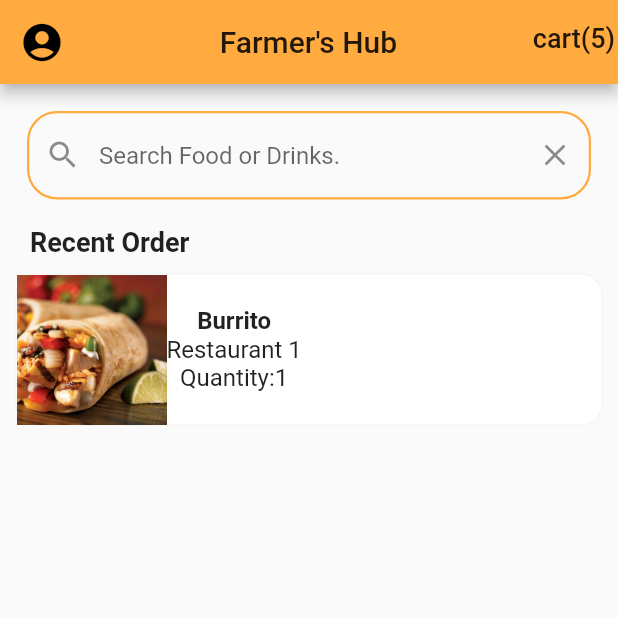
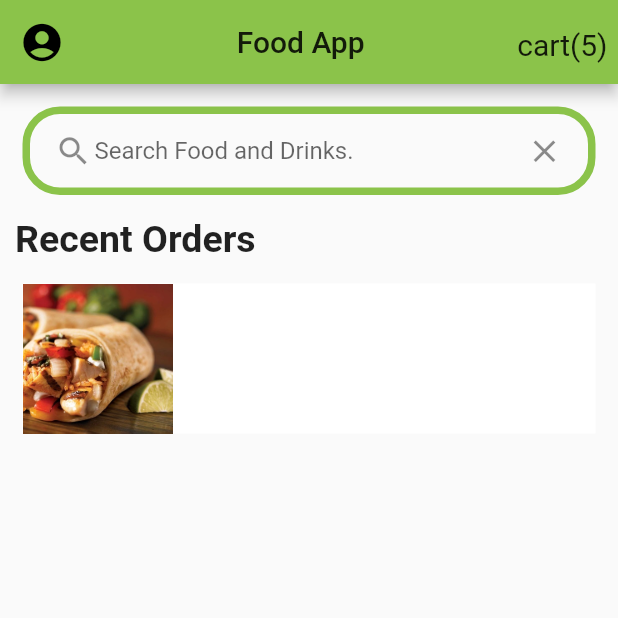
Before and after one commit to kalind7/farmers_hub, a Flutter app: the screen it shows after launch, on a phone screen of 412 x 824 dp, the top half of it. Run offline on Flutter 3.47's test engine with Material 2 defaults, Android fonts, the phone set to English and light mode, and no system bars.

Commit message:
new changes in ui

```diff
--- a/lib/main.dart
+++ b/lib/main.dart
@@ -10,67 +10,12 @@ class MyApp extends StatelessWidget {
   Widget build(BuildContext context) {
     return MaterialApp(
       debugShowCheckedModeBanner: false,
+      //title: 'Food App',
       theme: ThemeData(
-       primaryColor: Colors.orangeAccent,
         scaffoldBackgroundColor: Colors.grey[50],
+        primaryColor: Colors.lightGreen,
       ),
       home: HomeScreen(),
     );
   }
 }
-
-// class MyHomePage extends StatefulWidget {
-//   MyHomePage({Key key, this.title}) : super(key: key);
-//   final String title;
-//
-//   @override
-//   _MyHomePageState createState() => _MyHomePageState();
-// }
-//
-// class _MyHomePageState extends State<MyHomePage> {
-//   @override
-//   Widget build(BuildContext context) {
-//     return Scaffold(
-//       appBar: AppBar(
-//         centerTitle: true,
-//         title: Text(widget.title, style: TextStyle(color: Colors.black87)),
-//         backgroundColor: Colors.grey[50],
-//         elevation: 0,
-//       ),
-//       body: Column(
-//         children: [
-//           SingleChildScrollView(
-//             scrollDirection: Axis.horizontal,
-//             child: SizedBox(
-//               height: 200,
-//               width: MediaQuery.of(context).size.width,
-//               child: ListView.builder(
-//                 scrollDirection: Axis.horizontal,
-//                 itemCount: 4,
-//                 itemBuilder: (context, index){
-//                   return Container(
-//                     height: 200,
-//                     width: MediaQuery.of(context).size.width,
-//                     child: Center(
-//                       // yo chai paxi images le replace garni from database
-//                       child: Text("Food Image "+ index.toString()),
-//                     )
-//                   );
-//                 },
-//               ),
-//             ),
-//           ),
-//           TextField(
-//             controller: TextEditingController(),
-//             decoration: InputDecoration(
-//               hintText: "Search your favourite food item",
-//               prefixIcon: Icon(Icons.search),
-//               border: InputBorder.none,
-//             ),
-//             keyboardType: TextInputType.text,
-//           )
-//         ],
-//       ),
-//     );
-//   }
-// }
--- a/lib/screens/home_screen.dart
+++ b/lib/screens/home_screen.dart
@@ -1,5 +1,5 @@
 import 'package:farmers_hub/datas/data_all.dart';
-import 'package:farmers_hub/widgets/recent_order.dart';
+import 'package:farmers_hub/widgets/recent_orders.dart';
 import 'package:flutter/material.dart';
 
 class HomeScreen extends StatefulWidget {
@@ -14,45 +14,46 @@ class _HomeScreenState extends State<HomeScreen> {
       appBar: AppBar(
         leading: IconButton(
           onPressed: (){},
-          iconSize: 30,
+          iconSize: 30.0,
           icon: Icon(Icons.account_circle),
         ),
-        title: Center(child: Text('Farmer\'s Hub')),
-        actions: <Widget>[
+        title: Center(child: Text('Food App')),
 
+        actions: [
           GestureDetector(
             onTap: (){},
             child: Padding(
-                padding: EdgeInsets.only( top: 15, right: 2),
-                child: Text('cart(${currentUser.cart.length})',
-                  style: TextStyle(fontSize:18.0, fontWeight: FontWeight.w500 ),
-
-                ),
+              padding: EdgeInsets.only(top: 18, right: 7),
+              child: Text('cart(${currentUser.cart.length})',
+                style: TextStyle(fontSize: 20.0),
+              ),
             ),
           ),
         ],
       ),
-      body:ListView(
+      body: ListView(
         children: [
-
           Padding(
-            padding: EdgeInsets.all(18),
+            padding: EdgeInsets.all(15.0),
             child: TextField(
               decoration: InputDecoration(
-                border: OutlineInputBorder(
-                  borderRadius: BorderRadius.circular(28),
-                ),
                 enabledBorder: OutlineInputBorder(
+                  borderRadius: BorderRadius.circular(25.0),
                   borderSide: BorderSide(
-                    width: 1.5,
+                    width: 5.0,
                     color: Theme.of(context).primaryColor,
                   ),
-                  borderRadius: BorderRadius.circular(20),
                 ),
-                hintText: 'Search Food or Drinks.',
-                prefixIcon: Icon(Icons.search),
-                suffixIcon: Icon(Icons.close),
-
+                contentPadding: EdgeInsets.all(20.0),
+                prefixIcon: Padding(
+                  padding: EdgeInsets.only(left:20.0),
+                  child: Icon(Icons.search, size: 25.0),
+                ),
+                hintText: 'Search Food and Drinks.',
+                suffixIcon: Padding(
+                  padding:EdgeInsets.only(right: 20.0),
+                  child: Icon(Icons.clear, size: 25.0,),
+                ),
               ),
             ),
           ),
@@ -60,9 +61,7 @@ class _HomeScreenState extends State<HomeScreen> {
           RecentOrder(),
 
         ],
-      ) ,
-
-
+      ),
 
     );
   }
--- a/lib/widgets/recent_order.dart
+++ /dev/null
@@ -1,62 +0,0 @@
-import 'package:farmers_hub/datas/data_all.dart';
-import 'package:farmers_hub/model/order.dart';
-import 'package:flutter/cupertino.dart';
-import 'package:flutter/material.dart';
-
-class RecentOrder extends StatelessWidget {
-  @override
-    dynamic _buildRecentOrder(Order order){
-        return Container(
-          margin: EdgeInsets.all(10),
-          width: 320,
-          decoration: BoxDecoration(
-            color: Colors.white,
-            borderRadius: BorderRadius.circular(15),
-            border: Border.all(width: 1.0, color: Colors.grey[100]),
-          ),
-          child: Row(
-            children: [
-              Image(
-                height: 100,
-                width: 100,
-                fit: BoxFit.cover,
-                image: AssetImage(order.foodItem.imageUrl),
-              ),
-              Column(
-                children: [
-                  Text(order.foodItem.foodName, style: TextStyle(fontSize: 16, fontWeight: FontWeight.bold),),
-                  Text(order.restaurant.restaurantName, style: TextStyle(fontSize: 16, fontWeight: FontWeight.w400),),
-                  Text('Quantity:${order.quantity.toString()}', style: TextStyle(fontSize: 16, fontWeight: FontWeight.w400),),
-                ],
-
-              ),
-
-            ],
-          ),
-        );
-  }
-  Widget build(BuildContext context) {
-    return Column(
-      crossAxisAlignment: CrossAxisAlignment.start,
-      children: [
-        Padding(
-          padding: EdgeInsets.only(left: 20),
-            child: Text('Recent Order', style: TextStyle(fontSize: 18, fontWeight: FontWeight.w600),)
-
-        ),
-        Container(
-          height: 120,
-
-          child: ListView.builder(
-              itemCount: currentUser.orders.length,
-              itemBuilder:(context,position){
-                Order order = currentUser.orders[position];
-
-                return _buildRecentOrder(order);
-              }
-          ),
-        )
-      ],
-    );
-  }
-}
--- /dev/null
+++ b/lib/widgets/recent_orders.dart
@@ -0,0 +1,51 @@
+import 'package:farmers_hub/datas/data_all.dart';
+import 'package:farmers_hub/model/order.dart';
+import 'package:flutter/material.dart';
+
+class RecentOrder extends StatelessWidget {
+  @override
+
+  _buildRecentOrders(Order order){
+    return Container(
+      margin: EdgeInsets.all(15.0),
+      width: 320,
+      decoration: BoxDecoration(
+        color: Colors.white,
+        //border: Border.all(width: 1.0, color: Colors.black),
+
+      ),
+      child: Row(
+        children: [
+          Image(
+            height: 100.0,
+            width: 100.0,
+            fit: BoxFit.cover,
+            image: AssetImage(order.foodItem.imageUrl),
+          )
+        ],
+      ),
+    );
+  }
+
+  Widget build(BuildContext context) {
+    return Column(
+      crossAxisAlignment: CrossAxisAlignment.start,
+      children: [
+        Padding(
+          padding: EdgeInsets.symmetric(horizontal: 10.0),
+          child: Text('Recent Orders', style: TextStyle(fontSize: 25.0, fontWeight: FontWeight.w600),),
+        ),
+        Container(
+          height: 120.0,
+          child: ListView.builder(
+            itemCount: currentUser.orders.length,
+            itemBuilder: (context,position){
+             Order order =  currentUser.orders[position];
+              return _buildRecentOrders(order);
+            }
+          ),
+        ),
+      ],
+    );
+  }
+}
```
Also changed, not shown: pubspec.lock.
